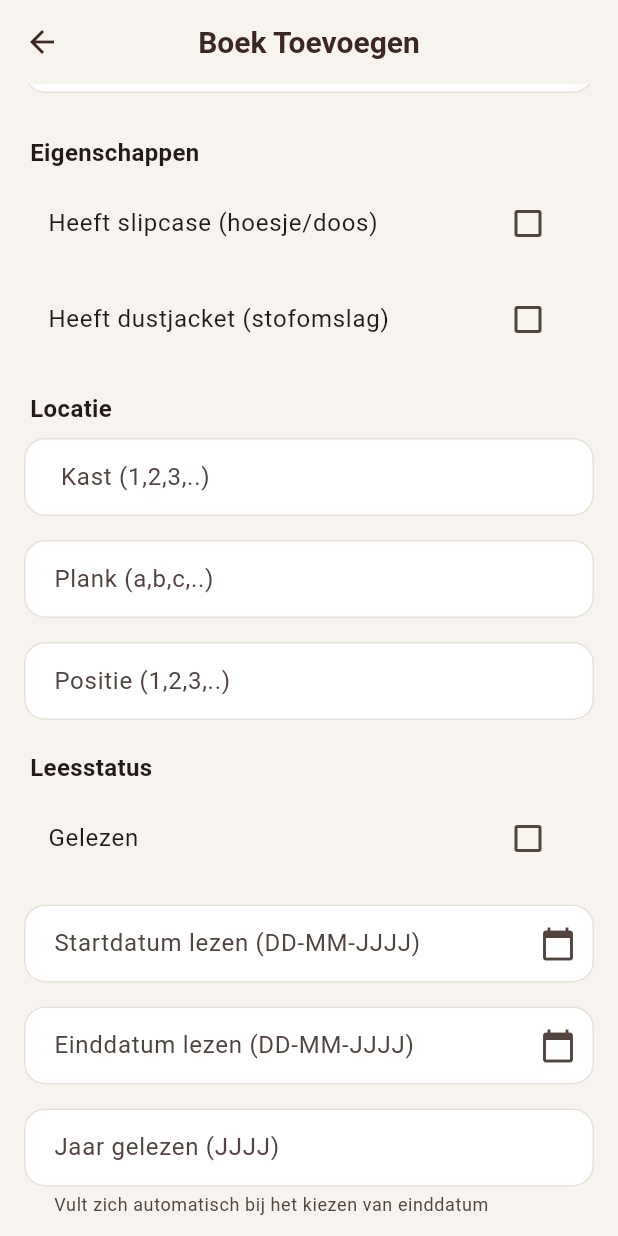
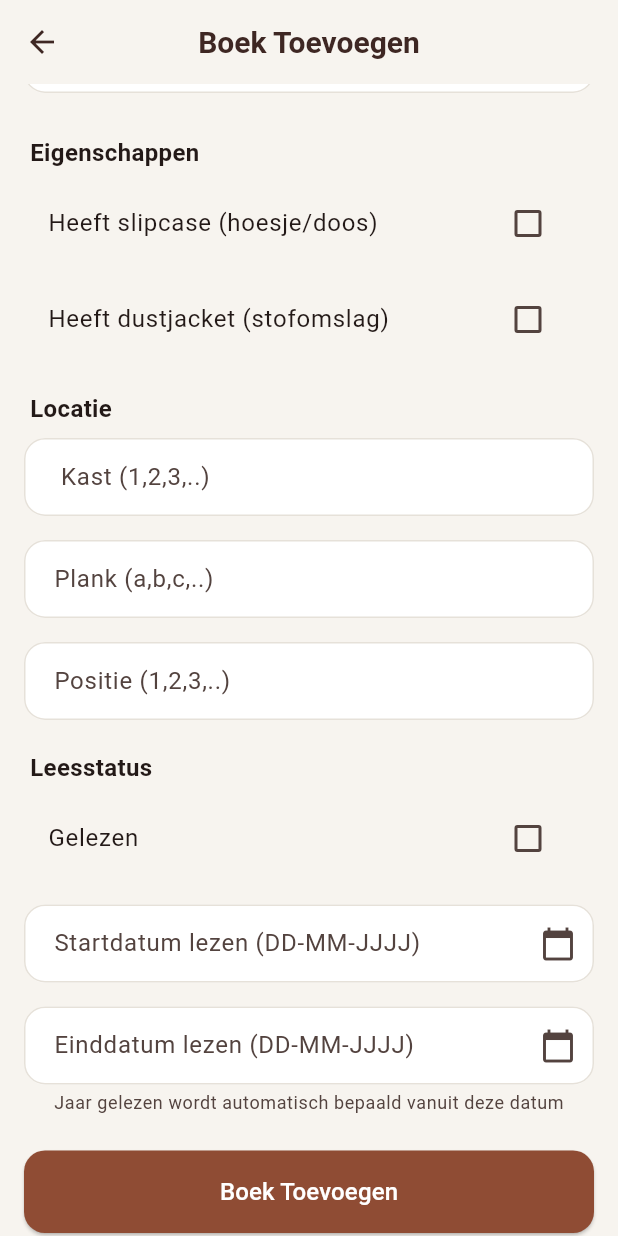
Before and after one commit to OgSillyWilly/Book-Elf-App, a Flutter app: the BookFormScreen screen opened directly, scrolled down 576 dp, on a phone screen of 412 x 824 dp. Run offline on Flutter 3.47's test engine with Material 3 defaults, Android fonts, the phone set to English and light mode, and no system bars; our stand-ins replace cached_network_image, file_picker, flutter_dotenv, shared_preferences; accounts and stored records are empty; network calls fail.

Commit message:
Refactor: Auto-extract year from end date (remove manual input)\n\n- Remove year_read input field from book form\n- Automatically extract year from end date when saving\n- Add helper text to end date field explaining auto-extraction\n- Simplify UX: one less field to maintain\n- Year is always derived from actual reading completion date

```diff
--- a/lib/screens/book_form_screen.dart
+++ b/lib/screens/book_form_screen.dart
@@ -27,7 +27,6 @@ class _BookFormScreenState extends State<BookFormScreen> {
   final _positionController = TextEditingController();
   final _startDateController = TextEditingController();
   final _endDateController = TextEditingController();
-  final _yearReadController = TextEditingController();
   final ApiService _apiService = ApiService();
 
   String _selectedType = 'boek';
@@ -97,11 +96,6 @@ class _BookFormScreenState extends State<BookFormScreen> {
     if (picked != null) {
       setState(() {
         controller.text = DateFormat('dd-MM-yyyy').format(picked);
-
-        // Automatisch jaar invullen als dit de einddatum is
-        if (controller == _endDateController) {
-          _yearReadController.text = picked.year.toString();
-        }
       });
     }
   }
@@ -130,18 +124,6 @@ class _BookFormScreenState extends State<BookFormScreen> {
       _hasDustjacket = widget.book!.hasDustjacket;
       _startDateController.text = _formatDateForDisplay(widget.book!.startDate);
       _endDateController.text = _formatDateForDisplay(widget.book!.endDate);
-
-      // Automatisch jaar invullen uit einddatum als year_read niet is ingevuld
-      if (widget.book!.yearRead != null) {
-        _yearReadController.text = widget.book!.yearRead.toString();
-      } else if (widget.book!.endDate != null && widget.book!.endDate!.isNotEmpty) {
-        try {
-          final endDate = DateTime.parse(widget.book!.endDate!);
-          _yearReadController.text = endDate.year.toString();
-        } catch (e) {
-          _yearReadController.text = '';
-        }
-      }
     }
   }
 
@@ -157,7 +139,6 @@ class _BookFormScreenState extends State<BookFormScreen> {
     _positionController.dispose();
     _startDateController.dispose();
     _endDateController.dispose();
-    _yearReadController.dispose();
     super.dispose();
   }
 
@@ -268,15 +249,15 @@ class _BookFormScreenState extends State<BookFormScreen> {
         }
       }
 
-      // Parse year_read - only validate if not empty
+      // Automatisch jaar extraheren uit einddatum
       int? yearRead;
-      if (_yearReadController.text.isNotEmpty) {
-        yearRead = int.tryParse(_yearReadController.text);
-        if (yearRead == null) {
-          throw Exception('Jaar gelezen moet een getal zijn');
-        }
-        if (yearRead < 1900 || yearRead > 2100) {
-          throw Exception('Jaar gelezen moet tussen 1900 en 2100 liggen');
+      if (_endDateController.text.isNotEmpty) {
+        try {
+          final endDate = DateFormat('dd-MM-yyyy').parse(_endDateController.text);
+          yearRead = endDate.year;
+        } catch (e) {
+          // Als einddatum niet geparsed kan worden, blijft yearRead null
+          yearRead = null;
         }
       }
 
@@ -607,20 +588,7 @@ class _BookFormScreenState extends State<BookFormScreen> {
                       filled: true,
                       border: OutlineInputBorder(),
                       suffixIcon: Icon(Icons.calendar_today),
-                    ),
-                  ),
-                  const SizedBox(height: 16),
-
-                  TextFormField(
-                    controller: _yearReadController,
-                    keyboardType: TextInputType.number,
-                    decoration: InputDecoration(
-                      labelText: 'Jaar gelezen (JJJJ)',
-                      filled: true,
-                      border: OutlineInputBorder(),
-                      hintText: 'Wordt automatisch ingevuld vanuit einddatum',
-                      helperText: 'Vult zich automatisch bij het kiezen van einddatum',
-                      helperMaxLines: 2,
+                      helperText: 'Jaar gelezen wordt automatisch bepaald vanuit deze datum',
                     ),
                   ),
                   const SizedBox(height: 24),
```
